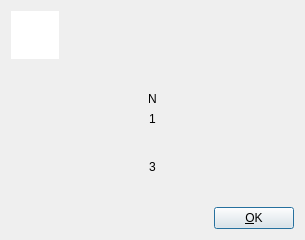
This is common/about.ui in QtPlay/coastal-qt as Qt 5 draws it before an edit. The edited form follows.
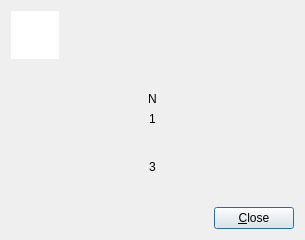
This is the edited form. Icons and pictures are not drawn.

```diff
--- a/common/about.ui
+++ b/common/about.ui
@@ -151,7 +151,10 @@
           </sizepolicy>
          </property>
          <property name="text">
-          <string>&amp;OK</string>
+          <string>&amp;Close</string>
+         </property>
+         <property name="icon">
+          <iconset theme="dialog-close"/>
          </property>
         </widget>
        </item>
```
